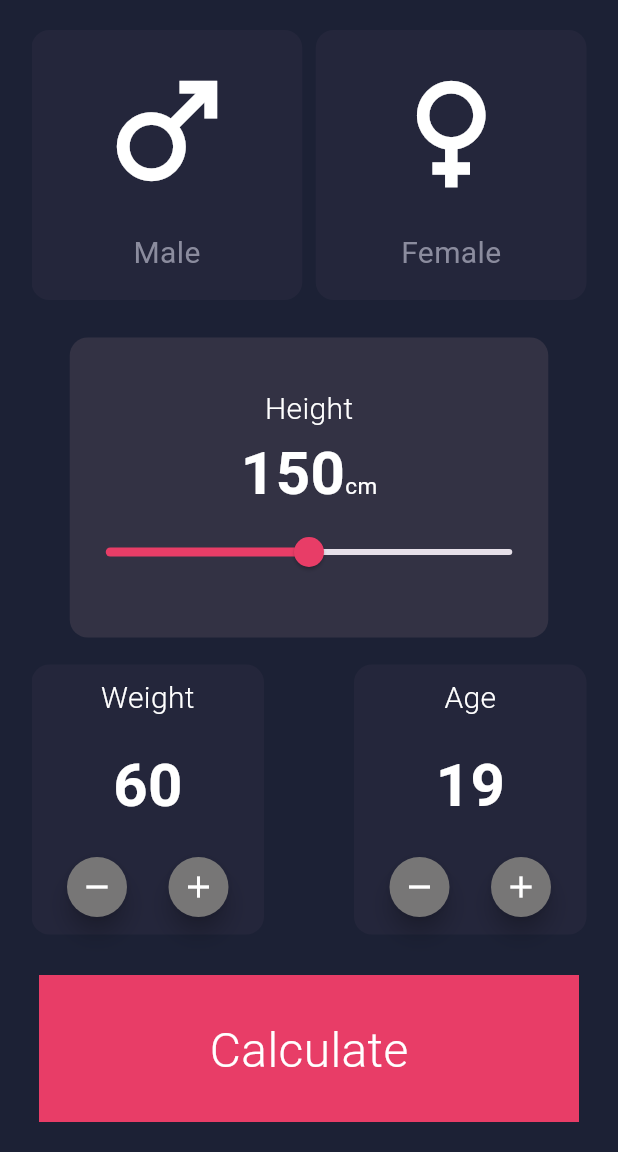
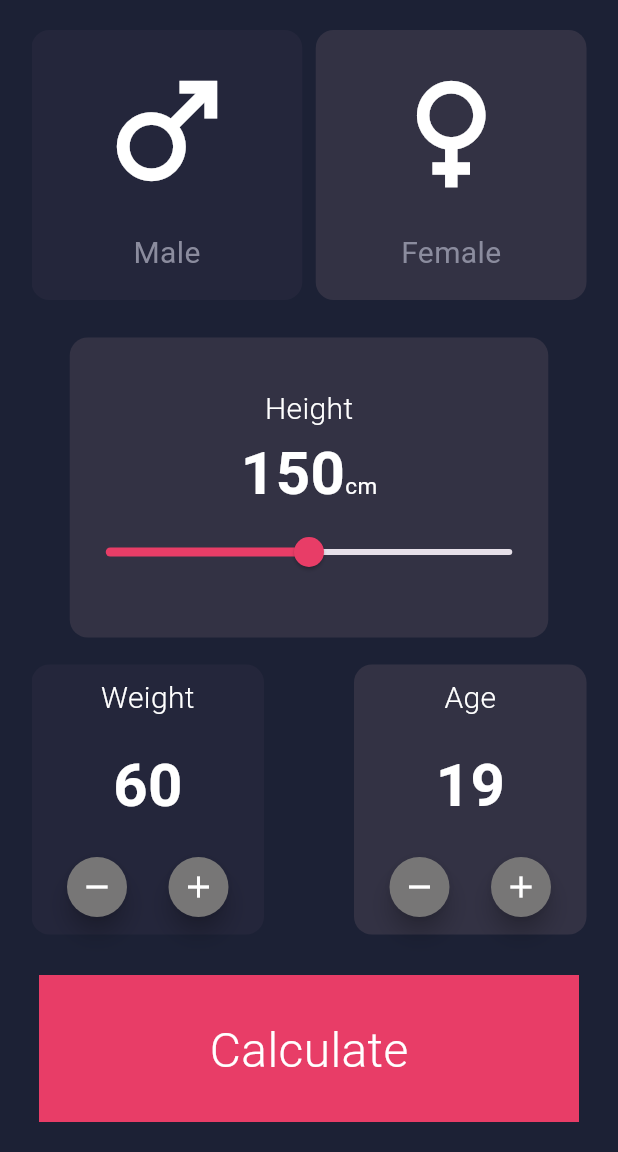
Before and after one commit to ranawael15/BMI_App, a Flutter app: the screen it shows after launch, on a phone screen of 412 x 824 dp, the part 84-1236 px from its top. Run offline on Flutter 3.47's test engine with Material 3 defaults, Android fonts, the phone set to English and light mode, and no system bars.

Commit message:
Initial commit

```diff
--- a/lib/main.dart
+++ b/lib/main.dart
@@ -75,7 +75,7 @@ class HomeScreen extends StatelessWidget {
                         height: 180,
                         decoration: BoxDecoration(
                           borderRadius: BorderRadius.circular(12),
-                          color: Color(0xff24263B),
+                          color: Color(0xff333244),
                         ),
                         child: Column(
                           mainAxisAlignment: MainAxisAlignment.spaceEvenly,
@@ -204,7 +204,7 @@ class HomeScreen extends StatelessWidget {
                         height: 180,
                         decoration: BoxDecoration(
                           borderRadius: BorderRadius.circular(12),
-                          color: Color(0xff24263B),
+                          color: Color(0xff333244),
                         ),
                         child: Column(
                             mainAxisAlignment: MainAxisAlignment.spaceAround,
```
